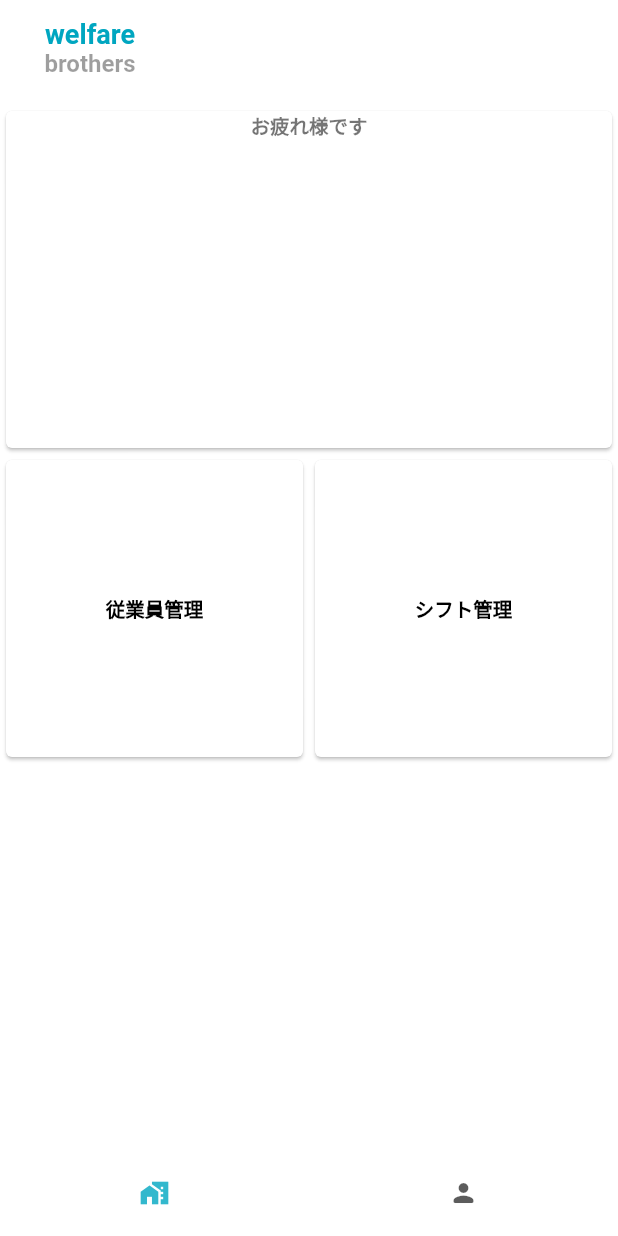
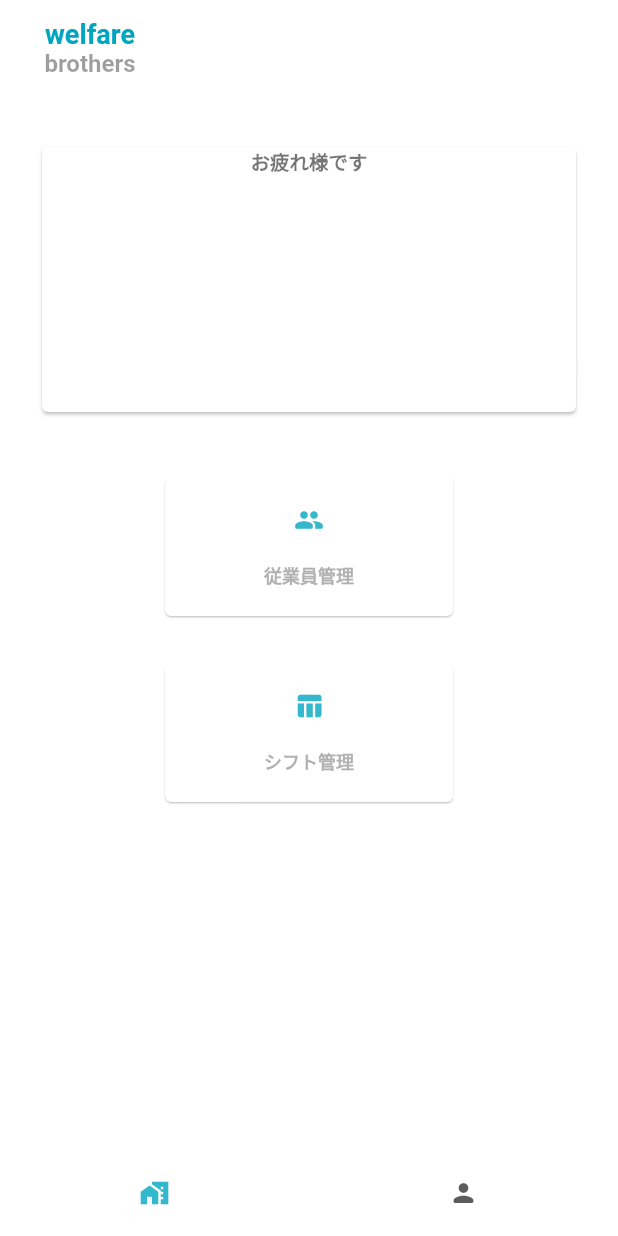
Before and after one commit to offg/welfarebrothers_for_woker, a Flutter app: the screen it shows after launch, on a phone screen of 412 x 824 dp. Run offline on Flutter 3.47's test engine with Material 2 defaults, Android fonts, the phone set to English and light mode, and no system bars; our stand-ins replace dio, flutter_slidable, get_it, retrofit; generated files the repository leaves out were written again.

Commit message:
staff detail impl

```diff
--- a/lib/components/facility_worker/staff_profile_form.dart
+++ b/lib/components/facility_worker/staff_profile_form.dart
@@ -8,7 +8,7 @@ import 'package:welfarebrothers_for_worker/domain/facility_worker_profile/facili
 import 'package:welfarebrothers_for_worker/domain/facility_worker_profile/working_hours_config.dart';
 
 class StaffProfileForm extends StatefulWidget {
-  FacilityWorkerProfile facilityWorkerProfile;
+  final FacilityWorkerProfile facilityWorkerProfile;
   StaffProfileForm(this.facilityWorkerProfile);
 
   @override
@@ -182,7 +182,8 @@ class _StaffProfileFormState extends State<StaffProfileForm> {
                     ),
                   ],
                 );
-                });
+              },
+            );
           },
         ),
       ],
--- /dev/null
+++ b/lib/domain/facility/facility.dart
@@ -0,0 +1,3 @@
+import 'package:welfarebrothers_for_worker/domain/base.dart';
+
+class Facility extends WelfareBrothersModelBase {}
--- a/lib/screens/for_admin/facility_management.dart
+++ b/lib/screens/for_admin/facility_management.dart
@@ -1,24 +1,51 @@
 import 'package:flutter/material.dart';
 import 'package:welfarebrothers_for_worker/components/logo.dart';
 
+class Menu {
+  String title;
+  IconData icon;
+  Menu(this.title, this.icon);
+}
+
 class FacilityManagementScreen extends StatelessWidget {
   const FacilityManagementScreen();
-  Widget _buildMenu(BuildContext context, String title, String path) {
-    return Container(
+  Widget _buildMenu(BuildContext context, String path, Menu menu) {
+    return Padding(
+        padding: const EdgeInsets.all(12.0),
+        child: InkWell(
+          onTap: () => Navigator.of(context).pushNamed(path),
+          child: Container(
+            constraints: BoxConstraints(
+              maxHeight: 100,
+              maxWidth: 200,
+            ),
             child: Card(
+              elevation: 0.5,
               child: Center(
-              child: FlatButton(
-        child: Text(title),
-        onPressed: () => Navigator.of(context).pushNamed(path),
-      ))),
-    );
+                child: Column(
+                  mainAxisAlignment: MainAxisAlignment.spaceEvenly,
+                  children: [
+                    Icon(menu.icon),
+                    Text(
+                      menu.title,
+                      style: TextStyle(
+                        fontSize: 12,
+                        color: Colors.grey.withOpacity(0.8),
+                      ),
+                    ),
+                  ],
+                ),
+              ),
+            ),
+          ),
+        ));
   }
 
   @override
   Widget build(BuildContext context) {
-    Map<String, String> menu = {
-      "従業員管理": "/staff",
-      "シフト管理": "/shift",
+    Map<String, Menu> menu = {
+      "/staff": Menu("従業員管理", Icons.people_rounded),
+      "/shift": Menu("シフト管理", Icons.table_chart_rounded),
     };
     return Scaffold(
       appBar: AppBar(
@@ -31,6 +58,8 @@ class FacilityManagementScreen extends StatelessWidget {
         children: [
           Expanded(
             flex: 1,
+            child: Padding(
+              padding: const EdgeInsets.all(24.0),
               child: Card(
                   child: Column(
                 children: [
@@ -38,13 +67,16 @@ class FacilityManagementScreen extends StatelessWidget {
                 ],
               )),
             ),
+          ),
           Expanded(
               flex: 2,
-            child: GridView.count(
-              crossAxisCount: 2,
+              child: SingleChildScrollView(
+                child: Wrap(
+                  alignment: WrapAlignment.center,
+                  direction: Axis.horizontal,
                   children: menu.entries.map((entry) => _buildMenu(context, entry.key, entry.value)).toList(),
                 ),
-          )
+              ))
         ],
       ),
     );
```
Lines whose indentation alone changed are shown as unchanged.
